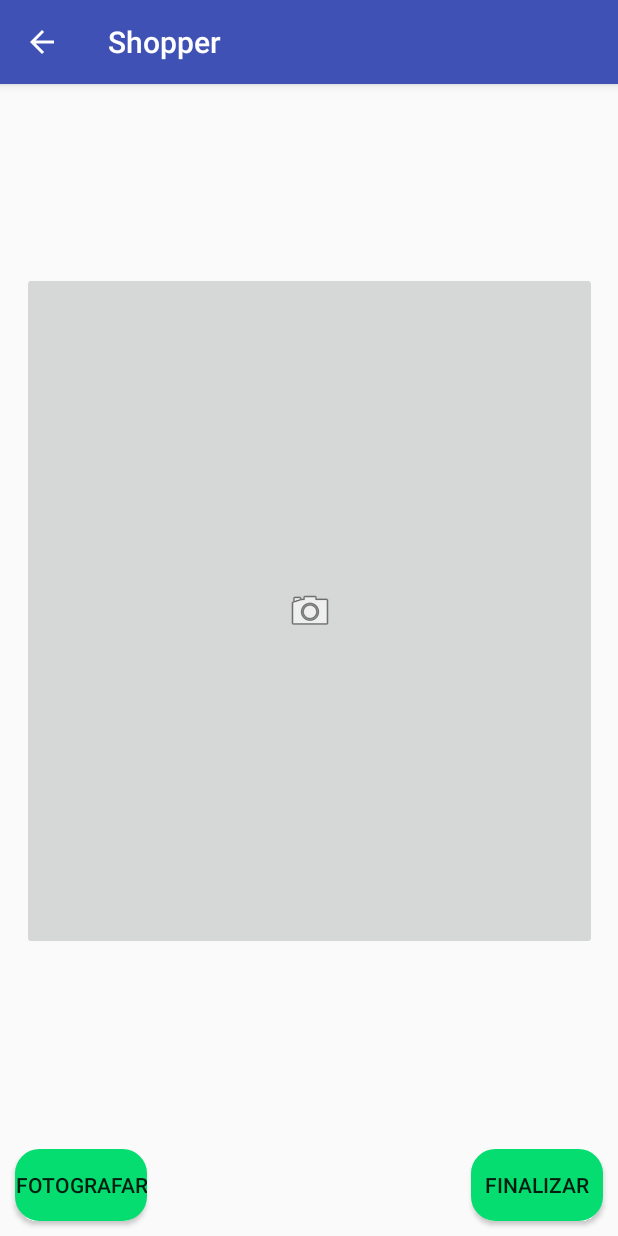
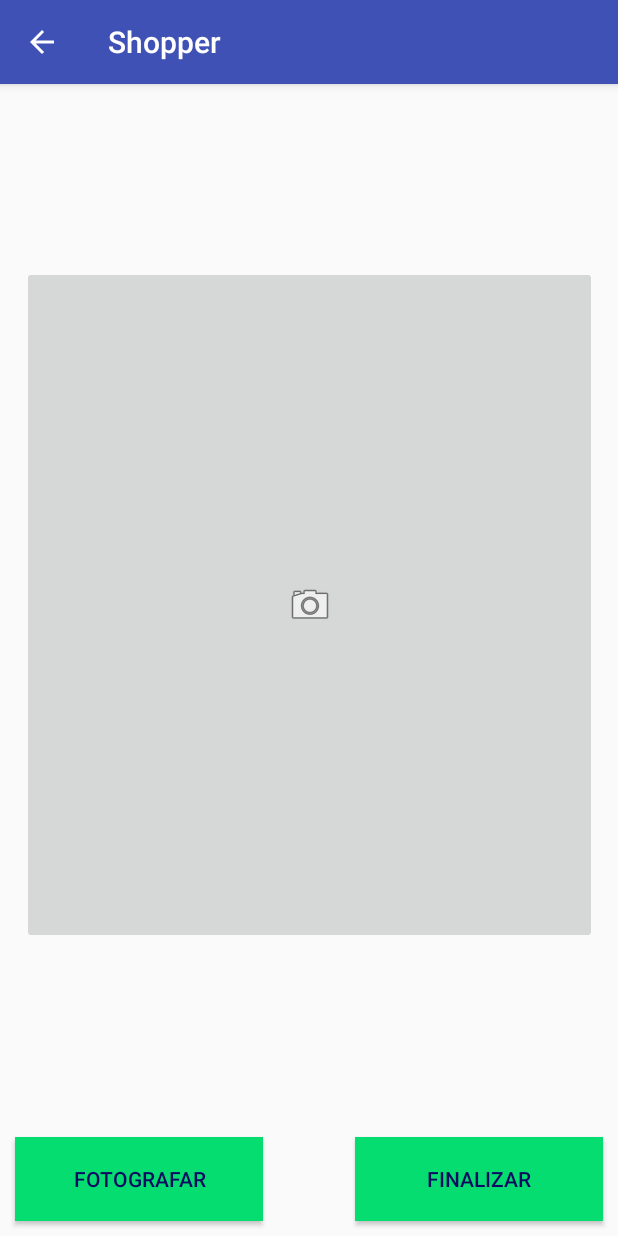
Before and after one commit to manucirne/ShopperApp, an Android app: the OpenCamera screen opened directly, with no data from a screen before it, on a phone screen of 412 x 824 dp. Run offline under Robolectric (Android 15) with nearby library versions, the phone set to English and light mode, and no system bars.

Commit message:
modificaçao botoes da aba da camera

```diff
--- a/app/src/main/res/layout/activity_camera.xml
+++ b/app/src/main/res/layout/activity_camera.xml
@@ -7,8 +7,8 @@
 
     <Button
         android:id="@+id/button_photo"
-        android:layout_width="wrap_content"
-        android:layout_height="wrap_content"
+        android:layout_width="165dp"
+        android:layout_height="56dp"
         android:layout_marginBottom="10dp"
         android:layout_marginStart="10dp"
         android:elevation="0dp"
@@ -17,18 +17,20 @@
         android:visibility="visible"
         app:layout_constraintBottom_toBottomOf="parent"
         app:layout_constraintStart_toStartOf="parent"
-        android:background="@drawable/rounded_corner_button" />
+        android:background="@color/green_shopper"
+        android:textColor="@color/blue_shopper" />
 
     <Button
         android:id="@+id/button_finish"
-        android:layout_width="wrap_content"
-        android:layout_height="wrap_content"
+        android:layout_width="165dp"
+        android:layout_height="56dp"
         android:layout_marginBottom="10dp"
         android:layout_marginEnd="10dp"
         android:text="Finalizar"
         app:layout_constraintBottom_toBottomOf="parent"
         app:layout_constraintEnd_toEndOf="parent"
-        android:background="@drawable/rounded_corner_button"/>
+        android:background="@color/green_shopper"
+        android:textColor="@color/blue_shopper" />
 
     <android.support.constraint.Guideline
         android:id="@+id/guideline"
```
